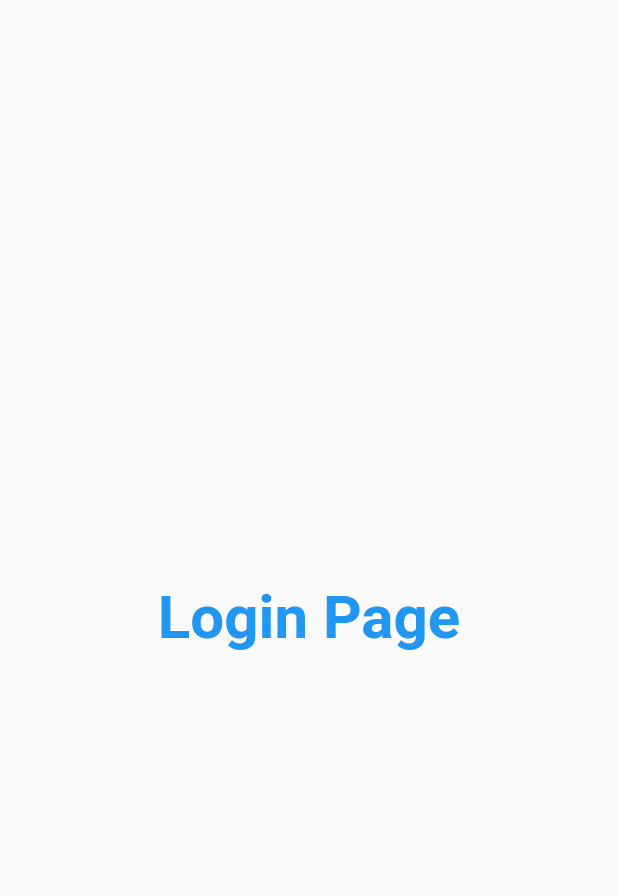
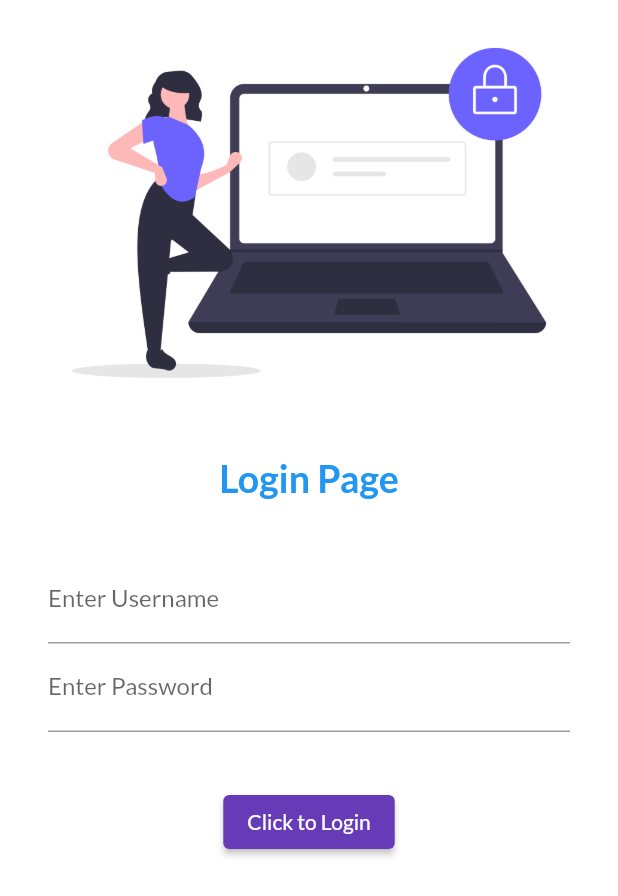
Before and after one commit to Jinu678/flutter_learning, a Flutter app: the screen it shows after launch, on a phone screen of 412 x 824 dp. Shown: the top 896 px of the screen. Run offline on Flutter 3.47's test engine with Material 2 defaults, Android fonts, the phone set to English and light mode, and no system bars; our stand-ins replace google_fonts.

Commit message:
Day4|Flutter_Learning

```diff
--- a/lib/main.dart
+++ b/lib/main.dart
@@ -1,6 +1,7 @@
 import 'package:flutter/material.dart';
 import 'package:flutter_application_1/pages/home.dart';
 import 'package:flutter_application_1/pages/login.dart';
+import 'package:google_fonts/google_fonts.dart';
 
 void main() {
   runApp(MyApp());
@@ -13,8 +14,8 @@ class MyApp extends StatelessWidget {
       //home: HomePage(),
       themeMode: ThemeMode.light,
       theme: ThemeData(
-        primarySwatch: Colors.deepPurple,
-      ),
+          primarySwatch: Colors.deepPurple,
+          fontFamily: GoogleFonts.lato().fontFamily),
       darkTheme: ThemeData(
         brightness: Brightness.dark,
       ),
--- a/lib/pages/login.dart
+++ b/lib/pages/login.dart
@@ -4,11 +4,57 @@ class LoginPage extends StatelessWidget {
   @override
   Widget build(BuildContext context) {
     return Material(
-      child: Center(
-        child: Text(
-          'Login Page',
-          style: TextStyle(
-              fontSize: 40, color: Colors.blue, fontWeight: FontWeight.bold),
+      color: Colors.white,
+      child: SingleChildScrollView(
+        child: Column(
+          children: [
+            Image.asset(
+              'assets/images/login.png',
+              fit: BoxFit.cover,
+            ),
+            SizedBox(
+              height: 20.0,
+            ),
+            Text(
+              'Login Page',
+              style: TextStyle(
+                  fontSize: 25,
+                  color: Colors.blue,
+                  fontWeight: FontWeight.bold),
+            ),
+            SizedBox(
+              height: 20.0,
+            ),
+            Padding(
+              padding:
+                  const EdgeInsets.symmetric(vertical: 16.0, horizontal: 32.0),
+              child: Column(
+                children: [
+                  TextFormField(
+                    decoration: InputDecoration(
+                      hintText: 'Username',
+                      labelText: 'Enter Username',
+                    ),
+                  ),
+                  TextFormField(
+                    obscureText: true,
+                    decoration: InputDecoration(
+                      hintText: 'Password',
+                      labelText: 'Enter Password',
+                    ),
+                  ),
+                ],
+              ),
+            ),
+            SizedBox(
+              height: 20.0,
+            ),
+            ElevatedButton(
+                child: const Text('Click to Login'),
+                onPressed: () {
+                  print('Attempted to Login');
+                }),
+          ],
         ),
       ),
     );
--- a/pubspec.yaml
+++ b/pubspec.yaml
@@ -28,6 +28,7 @@ dependencies:
   # The following adds the Cupertino Icons font to your application.
   # Use with the CupertinoIcons class for iOS style icons.
   cupertino_icons: ^1.0.2
+  google_fonts: ^2.1.0
 
 dev_dependencies:
   flutter_test:
@@ -45,8 +46,8 @@ flutter:
   uses-material-design: true
 
   # To add assets to your application, add an assets section, like this:
-  # assets:
-  #   - images/a_dot_burr.jpeg
+  assets:
+    - assets/images/
   #   - images/a_dot_ham.jpeg
 
   # An image asset can refer to one or more resolution-specific "variants", see
```
Also changed, not shown: assets/images/login.png (added), pubspec.lock.
